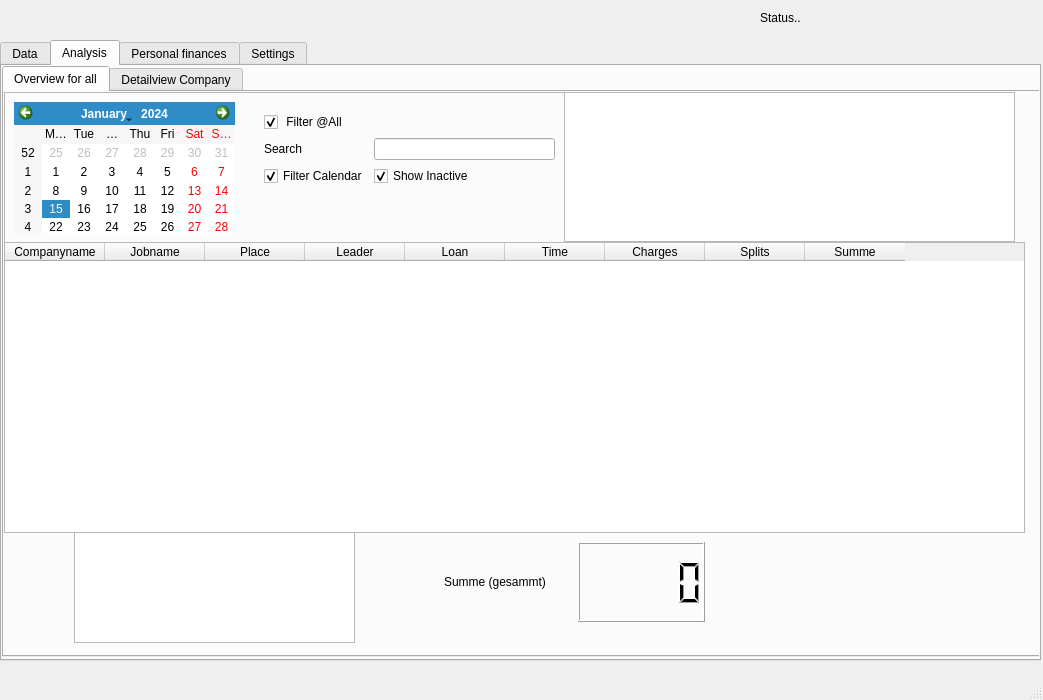
Above: gui.ui from hersche/jobManagement before the change. Below: the same form after it.
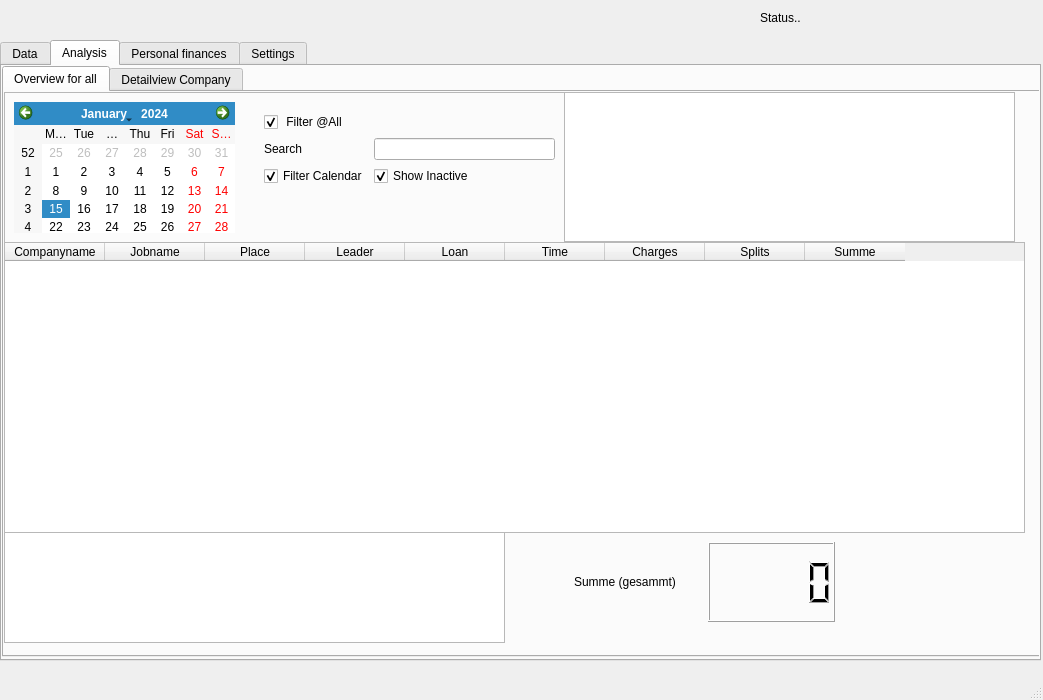
That is the form after the change. The open tabs and pages were chosen to show the change.

Patch:
```diff
--- a/gui.ui
+++ b/gui.ui
@@ -1238,7 +1238,7 @@
        <widget class="QWidget" name="horizontalLayoutWidget">
         <property name="geometry">
          <rect>
-          <x>440</x>
+          <x>570</x>
           <y>450</y>
           <width>261</width>
           <height>80</height>
@@ -1260,9 +1260,9 @@
        <widget class="QTextEdit" name="infoExelCredits">
         <property name="geometry">
          <rect>
-          <x>70</x>
+          <x>0</x>
           <y>440</y>
-          <width>281</width>
+          <width>501</width>
           <height>111</height>
          </rect>
         </property>
```
Left out of the diff: 4 changed lines with no effect on the pictures.
